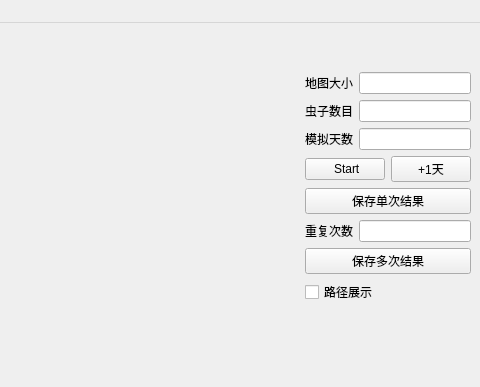
Old version of the form mainwindow.ui in the repository zju-silenca/sugarscape; both pictures show x 682 to 1162 and y 0 to 387 of the 1162 by 687 pixel window.
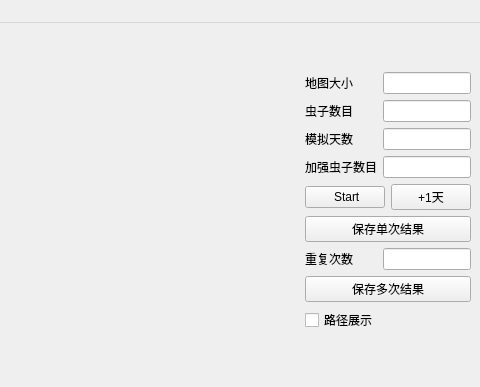
New version of the form.

Patch:
```diff
--- a/mainwindow.ui
+++ b/mainwindow.ui
@@ -129,6 +129,13 @@
               </property>
              </widget>
             </item>
+            <item>
+             <widget class="QLabel" name="label_5">
+              <property name="text">
+               <string>加强虫子数目</string>
+              </property>
+             </widget>
+            </item>
            </layout>
           </item>
           <item row="0" column="1">
@@ -142,6 +149,9 @@
             <item>
              <widget class="QLineEdit" name="daysNum"/>
             </item>
+            <item>
+             <widget class="QLineEdit" name="crossWayCount"/>
+            </item>
            </layout>
           </item>
           <item row="5" column="0" colspan="2">
```
